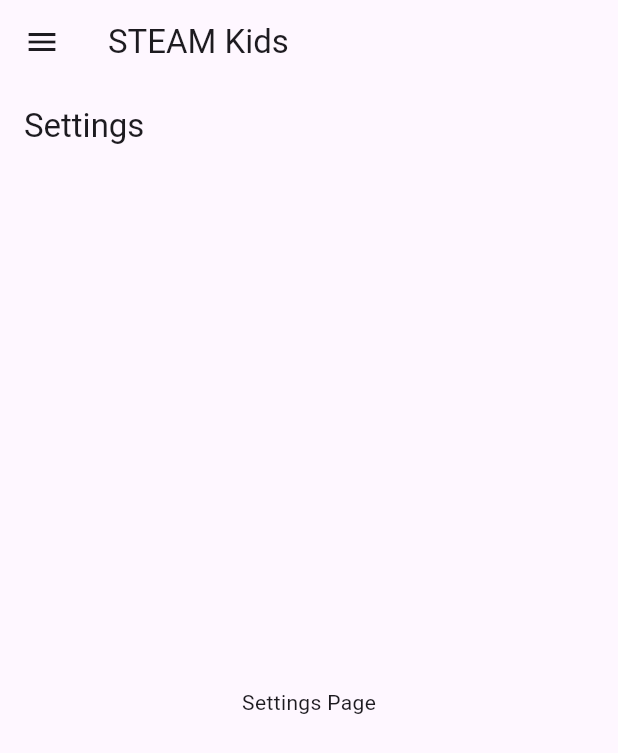
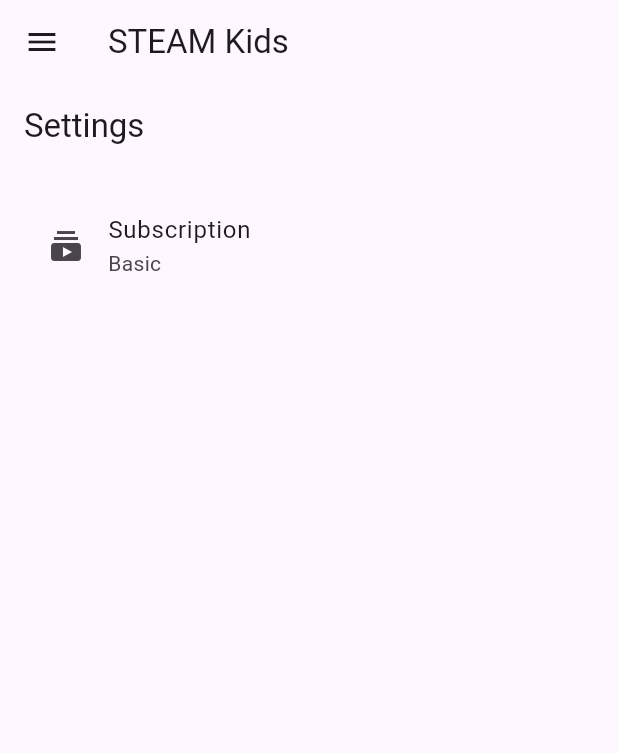
Before and after one commit to pankajsharma2000/steamkids, a Flutter app: the SettingsPage screen opened by its route, on a phone screen of 412 x 824 dp. Shown: the top 753 px of the screen. Run offline on Flutter 3.47's test engine with Material 3 defaults, Android fonts, the phone set to English and light mode, and no system bars; our stand-ins replace cloud_firestore, firebase_auth, firebase_core, firebase_storage, flutter_riverpod, go_router and 1 more; accounts and stored records are empty.

Commit message:
added settings page.

```diff
--- a/lib/common/presentation/settings/pages/settings_page.dart
+++ b/lib/common/presentation/settings/pages/settings_page.dart
@@ -9,8 +9,15 @@ class SettingsPage extends StatelessWidget {
       appBar: AppBar(
         title: const Text('Settings'),
       ),
-      body: const Center(
-        child: Text('Settings Page'),
+      body: ListView(
+        padding: const EdgeInsets.all(16.0),
+        children: [
+          ListTile(
+            title: const Text('Subscription'),
+            subtitle: const Text('Basic'),
+            leading: const Icon(Icons.subscriptions),
+          ),
+        ],
       ),
     );
   }
```
